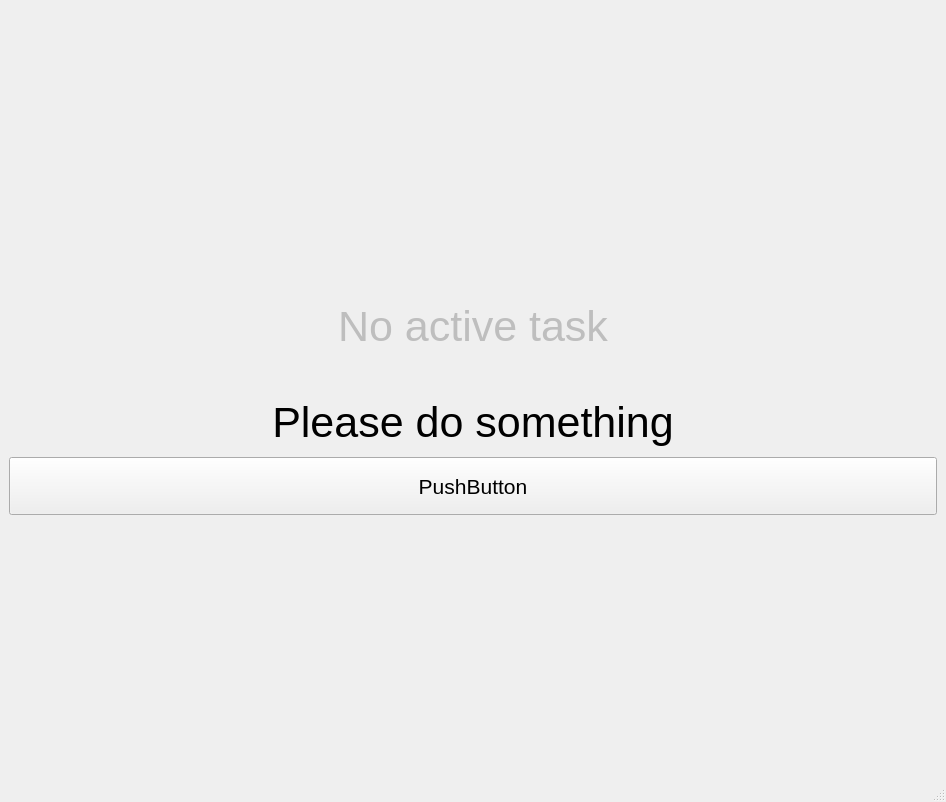
TUM-I6/tum_ar, file tum_touchscreen_ui/ui/TouchscreenWindow.ui: the form before one commit.
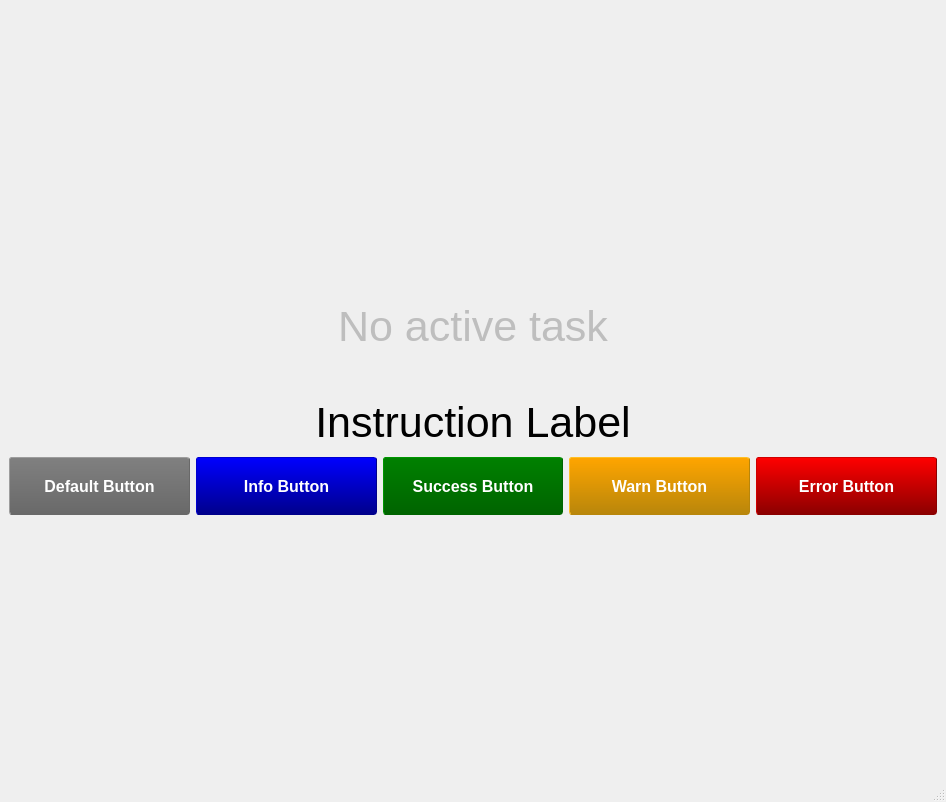
The form after the commit.

Commit message: button types

Diff of the .ui file:
```diff
--- a/tum_touchscreen_ui/ui/TouchscreenWindow.ui
+++ b/tum_touchscreen_ui/ui/TouchscreenWindow.ui
@@ -55,7 +55,7 @@
          <string notr="true">font-size: 32pt;</string>
         </property>
         <property name="text">
-         <string>Please do something</string>
+         <string>Instruction Label</string>
         </property>
         <property name="alignment">
          <set>Qt::AlignCenter</set>
@@ -65,7 +65,10 @@
       <item>
        <layout class="QHBoxLayout" name="buttonBarHorizontalLayout">
         <item>
-         <widget class="QPushButton" name="demoButton">
+         <widget class="QPushButton" name="defaultButton">
+          <property name="enabled">
+           <bool>true</bool>
+          </property>
           <property name="sizePolicy">
            <sizepolicy hsizetype="Minimum" vsizetype="Preferred">
             <horstretch>0</horstretch>
@@ -73,10 +76,158 @@
            </sizepolicy>
           </property>
           <property name="styleSheet">
-           <string notr="true">font-size: 16pt;</string>
+           <string notr="true">#defaultButton{
+background-color: qlineargradient(x1: 0, y1: 0, x2: 0, y2: 1, stop: 0 gray, stop: 1 dimgray);
+border-radius: 3px;
+border: 1px solid dimgray;
+border-style: outset;
+ font-weight: bold; font-size: 12pt; color: white;
+}
+#defaultButton:pressed{
+background-color: qlineargradient(x1: 0, y1: 0, x2: 0, y2: 1, stop: 0 dimgray, stop: 1 gray);
+}
+#defaultButton:disabled{
+color:grey; background-color: darkgrey;
+}</string>
           </property>
           <property name="text">
-           <string>PushButton</string>
+           <string>Default Button</string>
+          </property>
+         </widget>
+        </item>
+        <item>
+         <widget class="QPushButton" name="infoButton">
+          <property name="enabled">
+           <bool>true</bool>
+          </property>
+          <property name="sizePolicy">
+           <sizepolicy hsizetype="Minimum" vsizetype="Preferred">
+            <horstretch>0</horstretch>
+            <verstretch>0</verstretch>
+           </sizepolicy>
+          </property>
+          <property name="styleSheet">
+           <string notr="true">#infoButton{
+background-color: qlineargradient(x1: 0, y1: 0, x2: 0, y2: 1, stop: 0 blue, stop: 1 darkblue);
+border-radius: 3px;
+border: 1px solid darkblue;
+border-style: outset;
+ font-weight: bold; font-size: 12pt; color: white;
+}
+#infoButton:pressed{
+background-color: qlineargradient(x1: 0, y1: 0, x2: 0, y2: 1, stop: 0 darkblue, stop: 1 blue);
+}
+#infoButton:disabled{
+color:grey; background-color: darkgrey;
+}</string>
+          </property>
+          <property name="text">
+           <string>Info Button</string>
+          </property>
+         </widget>
+        </item>
+        <item>
+         <widget class="QPushButton" name="successButton">
+          <property name="enabled">
+           <bool>true</bool>
+          </property>
+          <property name="sizePolicy">
+           <sizepolicy hsizetype="Minimum" vsizetype="Preferred">
+            <horstretch>0</horstretch>
+            <verstretch>0</verstretch>
+           </sizepolicy>
+          </property>
+          <property name="autoFillBackground">
+           <bool>false</bool>
+          </property>
+          <property name="styleSheet">
+           <string notr="true">#successButton{
+background-color: qlineargradient(x1: 0, y1: 0, x2: 0, y2: 1, stop: 0 green, stop: 1 darkgreen);
+border-radius: 3px;
+border: 1px solid darkgreen;
+border-style: outset;
+ font-weight: bold; font-size: 12pt; color: white;
+}
+#successButton:pressed{
+background-color: qlineargradient(x1: 0, y1: 0, x2: 0, y2: 1, stop: 0 darkgreen, stop: 1 green);
+}
+#successButton:disabled{
+color:grey; background-color: darkgrey;
+}</string>
+          </property>
+          <property name="text">
+           <string>Success Button</string>
+          </property>
+          <property name="flat">
+           <bool>false</bool>
+          </property>
+         </widget>
+        </item>
+        <item>
+         <widget class="QPushButton" name="warnButton">
+          <property name="sizePolicy">
+           <sizepolicy hsizetype="Minimum" vsizetype="Preferred">
+            <horstretch>0</horstretch>
+            <verstretch>0</verstretch>
+           </sizepolicy>
+          </property>
+          <property name="autoFillBackground">
+           <bool>false</bool>
+          </property>
+          <property name="styleSheet">
+           <string notr="true">#warnButton{
+background-color: qlineargradient(x1: 0, y1: 0, x2: 0, y2: 1, stop: 0 Orange, stop: 1 DarkGoldenRod);
+border-radius: 3px;
+border: 1px solid DarkGoldenRod;
+border-style: outset;
+ font-weight: bold; font-size: 12pt; color: white;
+}
+#warnButton:pressed{
+background-color: qlineargradient(x1: 0, y1: 0, x2: 0, y2: 1, stop: 0 DarkGoldenRod, stop: 1 orange);
+}
+#warnButton:disabled{
+color:grey; background-color: darkgrey;
+}</string>
+          </property>
+          <property name="text">
+           <string>Warn Button</string>
+          </property>
+          <property name="flat">
+           <bool>true</bool>
+          </property>
+         </widget>
+        </item>
+        <item>
+         <widget class="QPushButton" name="errorButton">
+          <property name="enabled">
+           <bool>true</bool>
+          </property>
+          <property name="sizePolicy">
+           <sizepolicy hsizetype="Minimum" vsizetype="Preferred">
+            <horstretch>0</horstretch>
+            <verstretch>0</verstretch>
+           </sizepolicy>
+          </property>
+          <property name="autoFillBackground">
+           <bool>false</bool>
+          </property>
+          <property name="styleSheet">
+           <string notr="true">#errorButton{
+background-color: qlineargradient(x1: 0, y1: 0, x2: 0, y2: 1, stop: 0 red, stop: 1 darkred);
+border-radius: 3px;
+border: 1px solid darkred;
+border-style: outset;
+ font-weight: bold; font-size: 12pt; color: white;
+}
+#errorButton:pressed{
+background-color: qlineargradient(x1: 0, y1: 0, x2: 0, y2: 1, stop: 0 darkred, stop: 1 red);
+}
+#errorButton:disabled{
+color:grey; background-color: darkgrey;
+}</string>
+          </property>
+          <property name="text">
+           <string>Error Button</string>
           </property>
          </widget>
         </item>
```
The commit also changes 6 other files.
